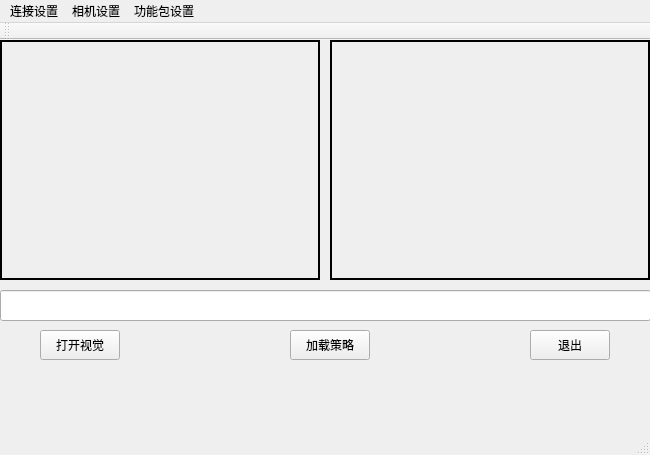
Above: visionmainwindow.ui from SWX-TJ/DoubleCameraVision before the change. Below: the same form after it.
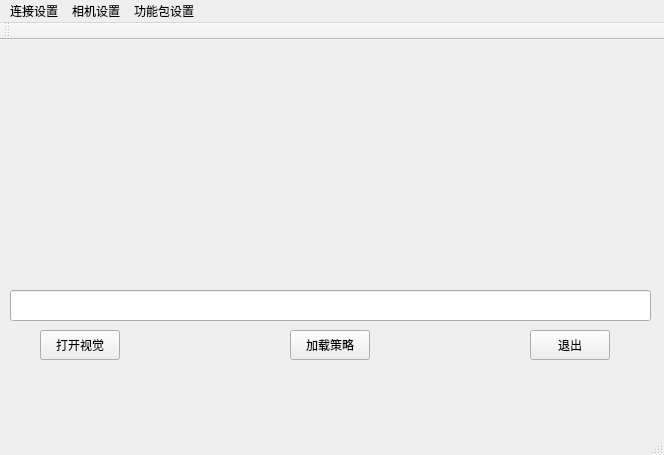
That is the form after the change.

Diff of the .ui file:
```diff
--- a/visionmainwindow.ui
+++ b/visionmainwindow.ui
@@ -6,7 +6,7 @@
    <rect>
     <x>0</x>
     <y>0</y>
-    <width>650</width>
+    <width>664</width>
     <height>455</height>
    </rect>
   </property>
@@ -20,14 +20,14 @@
    <widget class="QLabel" name="left_disp">
     <property name="geometry">
      <rect>
-      <x>0</x>
+      <x>10</x>
       <y>0</y>
       <width>320</width>
       <height>240</height>
      </rect>
     </property>
     <property name="frameShape">
-     <enum>QFrame::WinPanel</enum>
+     <enum>QFrame::NoFrame</enum>
     </property>
     <property name="text">
      <string/>
@@ -43,7 +43,7 @@
      </rect>
     </property>
     <property name="frameShape">
-     <enum>QFrame::WinPanel</enum>
+     <enum>QFrame::NoFrame</enum>
     </property>
     <property name="text">
      <string/>
@@ -91,9 +91,9 @@
    <widget class="QLineEdit" name="DllPathDisp">
     <property name="geometry">
      <rect>
-      <x>0</x>
+      <x>10</x>
       <y>250</y>
-      <width>651</width>
+      <width>641</width>
       <height>31</height>
      </rect>
     </property>
@@ -104,7 +104,7 @@
     <rect>
      <x>0</x>
      <y>0</y>
-     <width>650</width>
+     <width>664</width>
      <height>23</height>
     </rect>
    </property>
```
